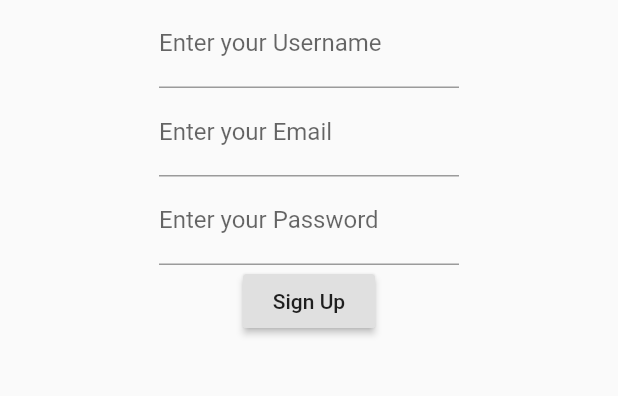
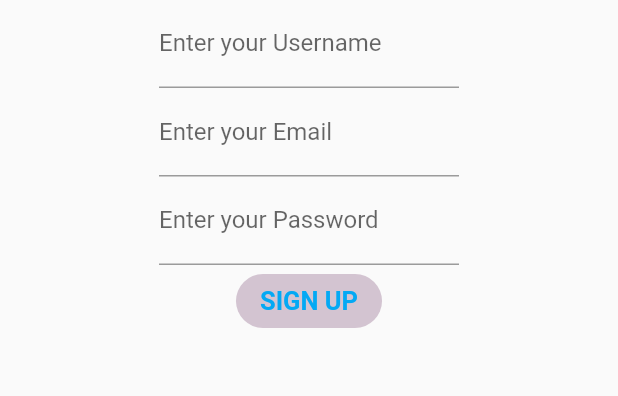
Before and after one commit to DisQuest/DisQuest, a Flutter app: the screen it shows after launch, after a tap on "SIGN UP", on a phone screen of 412 x 824 dp, the part 128-524 px from its top. Run offline on Flutter 3.47's test engine with Material 2 defaults, Android fonts, the phone set to English and light mode, and no system bars; our stand-ins replace camera, cloud_firestore, fluttertoast, image_picker; accounts and stored records are empty.

Commit message:
changed button

```diff
--- a/DisQuest/lib/signup.dart
+++ b/DisQuest/lib/signup.dart
@@ -60,22 +60,26 @@ class SignUp extends StatelessWidget {
                   ),
                 );
               }),
-              RaisedButton(
-                child: Text("Sign Up"),
-                onPressed: () => addHost(controllers[0].text,
-                        controllers[1].text, controllers[2].text)
-                    .then((hostId) => {
-                          Navigator.push(
-                            context,
-                            MaterialPageRoute(
-                                // Note: I switched this
-                                builder: (context) => Material(
-                                        child: LoggedInHomePage(
-                                      hostId: hostId,
-                                    ))),
-                            // builder: (context) => Material(child: Camera())),
-                          )
-                        }),
+              FlatButton(
+                shape: RoundedRectangleBorder(
+                    borderRadius: BorderRadius.circular(18)),
+                color: Color.fromRGBO(211, 196, 209, 100.0),
+                onPressed: () {
+                  Navigator.push(
+                    context,
+                    MaterialPageRoute(
+                        builder: (context) =>
+                            Material(child: LoggedInHomePage())),
+                  );
+                },
+                child: Text(
+                  "Sign Up".toUpperCase(),
+                  style: TextStyle(
+                    fontSize: 17,
+                    fontWeight: FontWeight.bold,
+                    color: Colors.lightBlue,
+                  ),
+                ),
               ),
             ],
           ),
```
